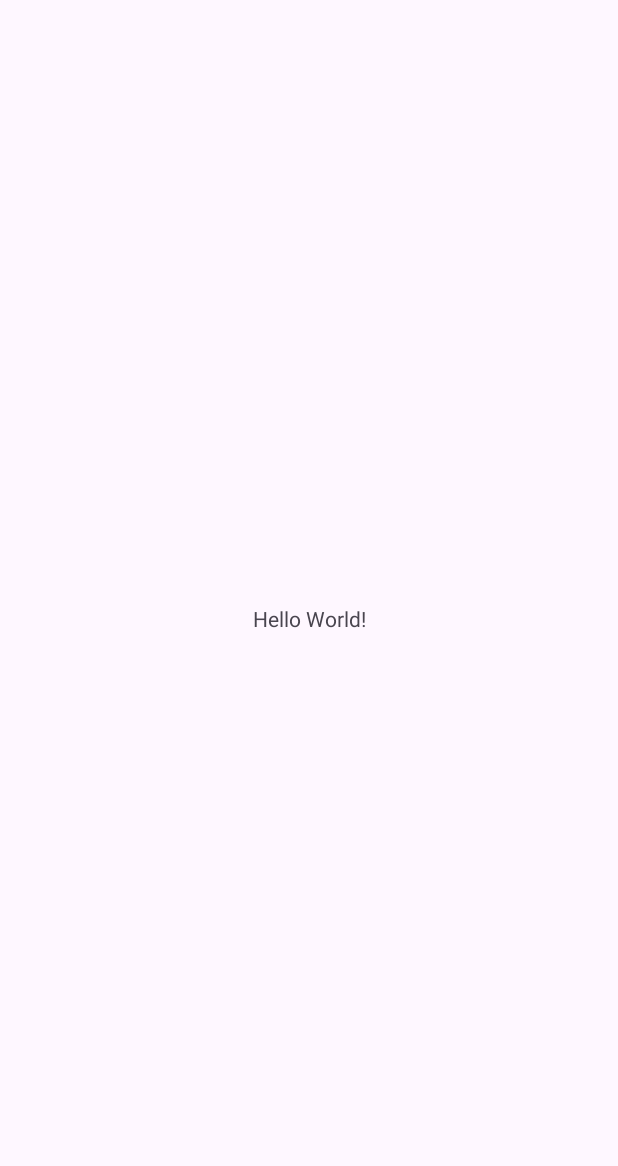
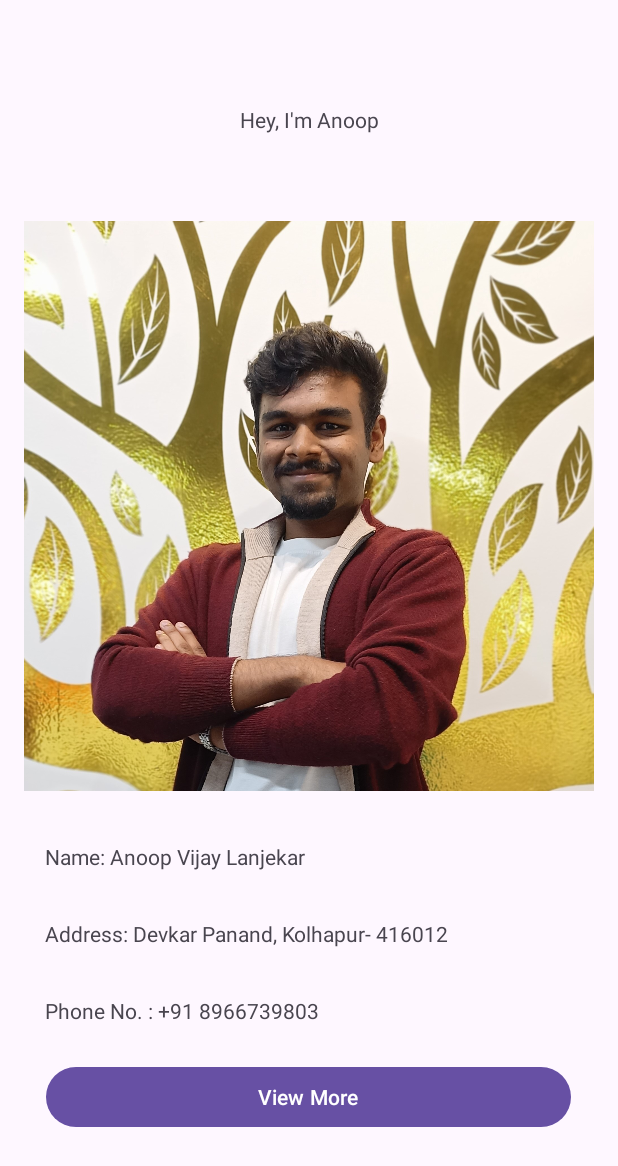
Before and after one commit to AnoopVL/trialApp-Android, an Android app: the screen it shows after launch (MainActivity), on a phone screen of 412 x 824 dp. Before the commit the part shown is almost empty. Shown: the top 1166 px of the screen. Run offline under Robolectric (Android 15) with nearby library versions, the phone set to English and light mode, and no system bars.

```diff
--- a/app/src/main/res/layout/activity_main.xml
+++ b/app/src/main/res/layout/activity_main.xml
@@ -6,13 +6,94 @@
     android:layout_height="match_parent"
     tools:context=".MainActivity">
 
-    <TextView
-        android:layout_width="wrap_content"
-        android:layout_height="wrap_content"
-        android:text="Hello World!"
-        app:layout_constraintBottom_toBottomOf="parent"
-        app:layout_constraintEnd_toEndOf="parent"
-        app:layout_constraintStart_toStartOf="parent"
-        app:layout_constraintTop_toTopOf="parent" />
+    <ScrollView
+        android:layout_width="match_parent"
+        android:layout_height="match_parent" >
 
+        <LinearLayout
+            android:layout_width="match_parent"
+            android:layout_height="wrap_content"
+            android:orientation="vertical"
+            android:paddingTop="10dp"
+            android:paddingBottom="10dp"
+            >
+
+            <TextView
+                android:id="@+id/user"
+                android:layout_width="match_parent"
+                android:layout_height="wrap_content"
+                android:text="Hey, I'm Anoop"
+                android:paddingTop="60dp"
+                android:paddingBottom="40dp"
+                android:gravity="center_horizontal" />
+
+            <ImageView
+                android:id="@+id/userImage"
+                android:layout_width="400dp"
+                android:layout_height="400dp"
+                android:paddingTop="40dp"
+                android:paddingBottom="40dp"
+                android:layout_gravity="center"
+                android:padding="10dp"
+                android:src="@drawable/gitprof"
+                android:layout_marginTop="8dp"
+                android:layout_marginBottom="8dp"
+                />
+
+            <TextView
+                android:id="@+id/nameText"
+                android:layout_width="match_parent"
+                android:layout_height="wrap_content"
+                android:text="Name: Anoop Vijay Lanjekar"
+                android:paddingStart="30dp"
+                android:paddingEnd="30dp"
+                android:gravity="left"
+                android:paddingTop="8dp"
+                android:paddingBottom="8dp"
+                android:layout_marginTop="8dp"
+                android:layout_marginBottom="8dp"
+                />
+
+            <TextView
+                android:id="@+id/addressText"
+                android:layout_width="match_parent"
+                android:layout_height="wrap_content"
+                android:text="Address: Devkar Panand, Kolhapur- 416012"
+                android:paddingStart="30dp"
+                android:paddingEnd="30dp"
+                android:gravity="left"
+                android:paddingTop="8dp"
+                android:paddingBottom="8dp"
+                android:layout_marginTop="8dp"
+                android:layout_marginBottom="8dp"
+
+                />
+
+            <TextView
+                android:id="@+id/phnText"
+                android:layout_width="match_parent"
+                android:layout_height="wrap_content"
+                android:text="Phone No. : +91 8966739803"
+                android:paddingStart="30dp"
+                android:paddingEnd="30dp"
+                android:gravity="left"
+                android:paddingTop="8dp"
+                android:paddingBottom="8dp"
+                android:layout_marginTop="8dp"
+                android:layout_marginBottom="8dp"
+
+                />
+
+            <Button
+                android:id="@+id/button"
+                android:layout_width="350dp"
+                android:layout_marginTop="8dp"
+                android:layout_height="wrap_content"
+                android:layout_gravity="center"
+                android:text="View More"
+
+                />
+
+        </LinearLayout>
+    </ScrollView>
 </androidx.constraintlayout.widget.ConstraintLayout>
```
Also changed, not shown: app/src/main/res/drawable/gitprof.jpg (added).
